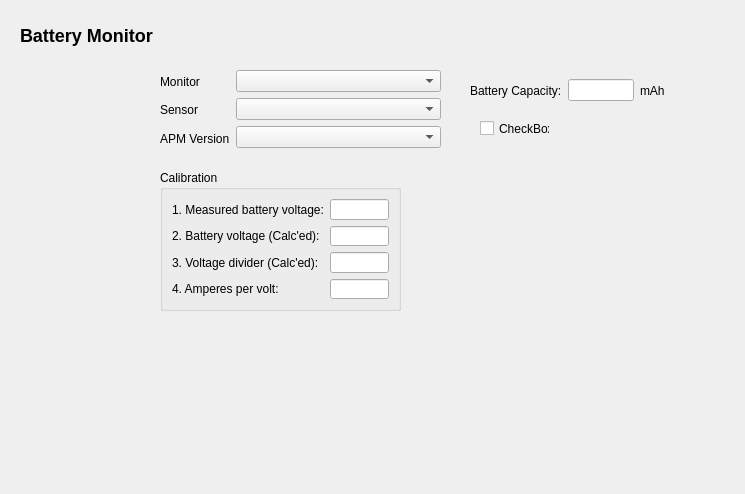
The window that src/ui/configuration/BatteryMonitorConfig.ui (mavlink/qgroundcontrol) describes before a commit, drawn with Qt 5.
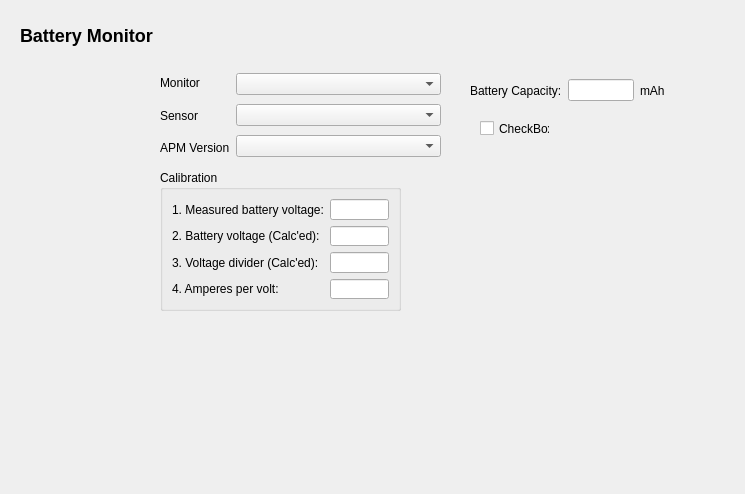
The same window after the commit. Icons and pictures are not drawn.

Diff of the .ui file:
```diff
--- a/src/ui/configuration/BatteryMonitorConfig.ui
+++ b/src/ui/configuration/BatteryMonitorConfig.ui
@@ -150,7 +150,7 @@
      <x>160</x>
      <y>70</y>
      <width>281</width>
-     <height>80</height>
+     <height>91</height>
     </rect>
    </property>
    <layout class="QHBoxLayout" name="horizontalLayout_3" stretch="0,1">
```
